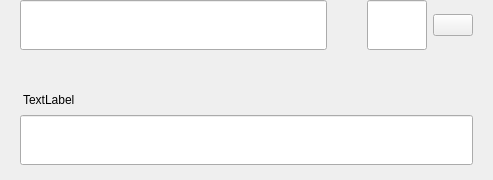
decenomy/PNY, file src/qt/pny/forms/sendmultirow.ui: the form before one commit.
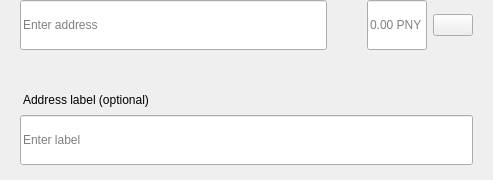
The form after the commit.

Diff of the .ui file:
```diff
--- a/src/qt/pny/forms/sendmultirow.ui
+++ b/src/qt/pny/forms/sendmultirow.ui
@@ -140,6 +140,9 @@
               <height>50</height>
              </size>
             </property>
+            <property name="placeholderText">
+             <string>Enter address</string>
+            </property>
            </widget>
           </item>
          </layout>
@@ -194,6 +197,9 @@
           <property name="alignment">
            <set>Qt::AlignLeading|Qt::AlignLeft|Qt::AlignVCenter</set>
           </property>
+          <property name="placeholderText">
+           <string notr="true">0.00 PNY</string>
+          </property>
          </widget>
         </item>
         <item>
@@ -287,7 +293,7 @@
 padding:0px;</string>
         </property>
         <property name="text">
-         <string>TextLabel</string>
+         <string>Address label (optional)</string>
         </property>
        </widget>
       </item>
@@ -305,6 +311,9 @@
           <height>50</height>
          </size>
         </property>
+        <property name="placeholderText">
+         <string>Enter label</string>
+        </property>
        </widget>
       </item>
      </layout>
```
